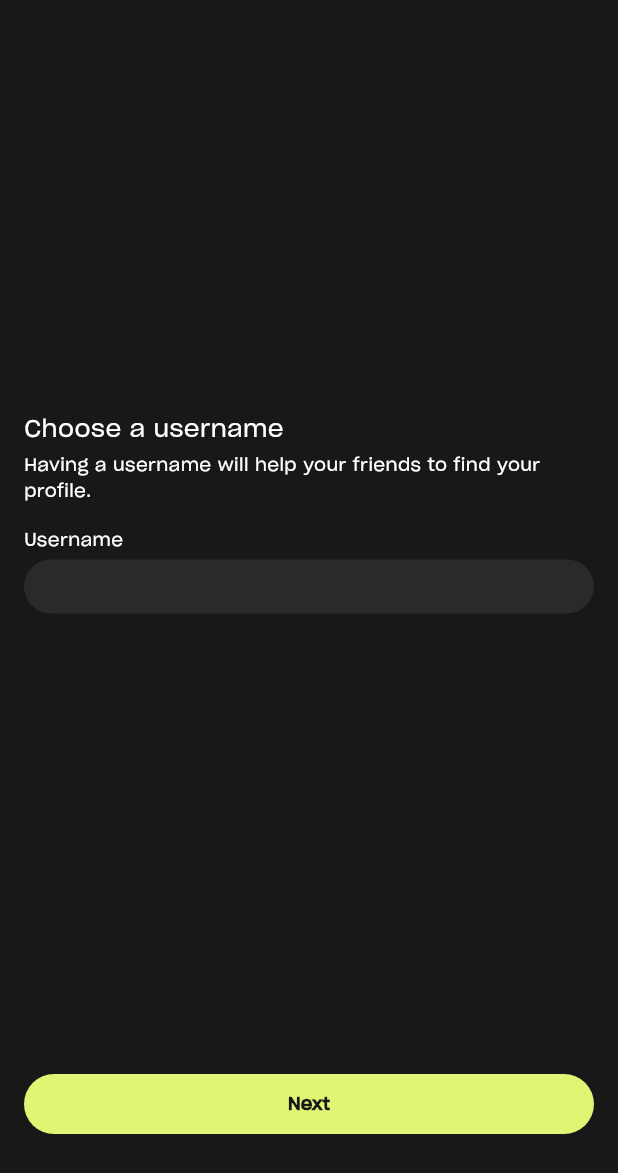
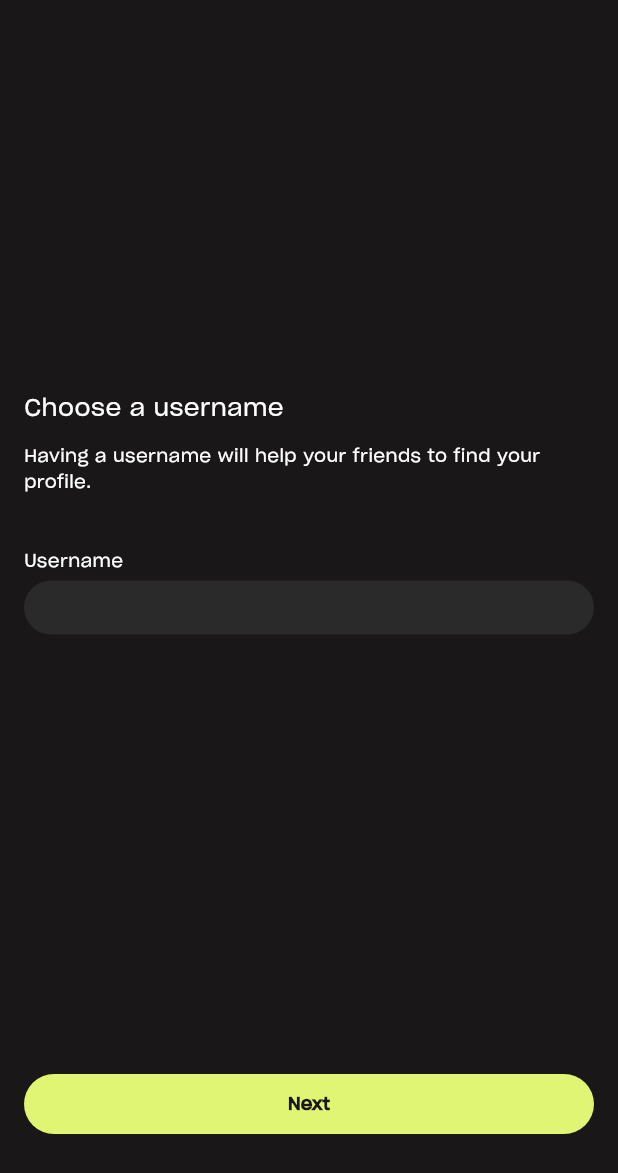
Before and after one commit to abuyukyi101198/sidelines-flutter, a Flutter app: the UsernameScreen screen opened directly, on a phone screen of 412 x 824 dp. Shown: the top 1173 px of the screen. Run offline on Flutter 3.47's test engine with Material 3 defaults, Android fonts, the light colour scheme and no system bars; our stand-ins replace flutter_svg.

Commit message:
changed margins

```diff
--- a/lib/screens/username_screen.dart
+++ b/lib/screens/username_screen.dart
@@ -23,7 +23,7 @@ class UsernameScreen extends StatelessWidget {
                   ),
                 ),
                 SizedBox(
-                  height: 4,
+                  height: 12,
                 ),
                 Text(
                   'Having a username will help your friends to find your profile.',
@@ -33,7 +33,7 @@ class UsernameScreen extends StatelessWidget {
                   ),
                 ),
                 SizedBox(
-                  height: 16,
+                  height: 36,
                 ),
                 UsernameField(),
               ]),
```
